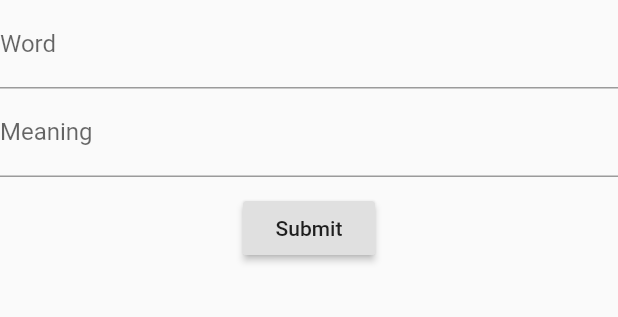
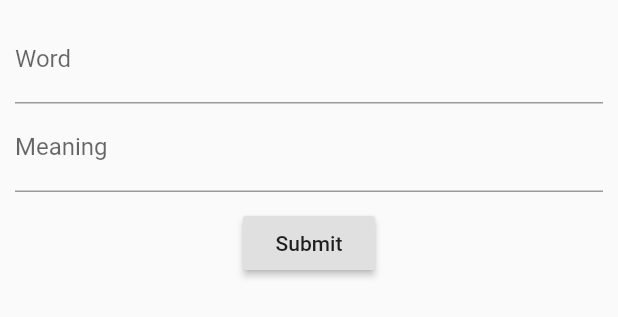
Before and after one commit to pmj9911/WordifyMe, a Flutter app: the AddNewWord widget shown alone on an empty page, opened directly, on a phone screen of 412 x 824 dp. Shown: the top 317 px of the screen. Run offline on Flutter 3.47's test engine with Material 2 defaults, Android fonts, the phone set to English and light mode, and no system bars; network calls fail.

Commit message:
final changes

```diff
--- a/lib/add_new_word_screen.dart
+++ b/lib/add_new_word_screen.dart
@@ -20,7 +20,7 @@ class AddNewWordState extends State<AddNewWord> {
   // Note: This is a GlobalKey<FormState>,
   // not a GlobalKey<AddNewWordState>.
   final GlobalKey<FormState> _formKey = GlobalKey<FormState>();
-  String url = "http://64cf6767.ngrok.io/wordsApp/addword/";
+  String url = "http://pmj9911.pythonanywhere.com//wordsApp/addword/";
   bool _autoValidate = false;
   String _word;
   String _meaning;
@@ -51,6 +51,7 @@ class AddNewWordState extends State<AddNewWord> {
 
   Widget formUI() {
     return new Column(
+
       children: <Widget>[
         new TextFormField(
           decoration: const InputDecoration(labelText: 'Word'),
@@ -107,10 +108,14 @@ class AddNewWordState extends State<AddNewWord> {
     DateTime selectedDate = DateTime.now();
     String dateSelect = DateFormat('yyyy-MM-dd').format(selectedDate);
 
-    return new Form(
-      key: _formKey,
-      autovalidate: _autoValidate,
-      child: formUI(),
+    return Container(
+      padding: EdgeInsets.all(10),
+      child: new Form(
+        key: _formKey,
+        autovalidate: _autoValidate,
+        child: formUI(),
+
+      ),
     );
   }
 }
--- a/lib/main.dart
+++ b/lib/main.dart
@@ -10,6 +10,7 @@ class MyApp extends StatelessWidget {
   Widget build(BuildContext context) {
     return MaterialApp(
       title: 'Wordify Me',
+      debugShowCheckedModeBanner: false,
       theme: ThemeData(
         primarySwatch: Colors.blue,
       ),
--- a/lib/view_words_screen.dart
+++ b/lib/view_words_screen.dart
@@ -18,7 +18,7 @@ class _ViewWordsState extends State<ViewWords> {
 
   fetchJSON() async {
     var response = await http.get(
-      "http://64cf6767.ngrok.io/wordsApp/viewwords/",
+      "http://pmj9911.pythonanywhere.com//wordsApp/viewwords/",
       headers: {"Accept": "application/json"},
     );
 
```
Also changed, not shown: lib/revise_words.dart (+20 -33 lines).
